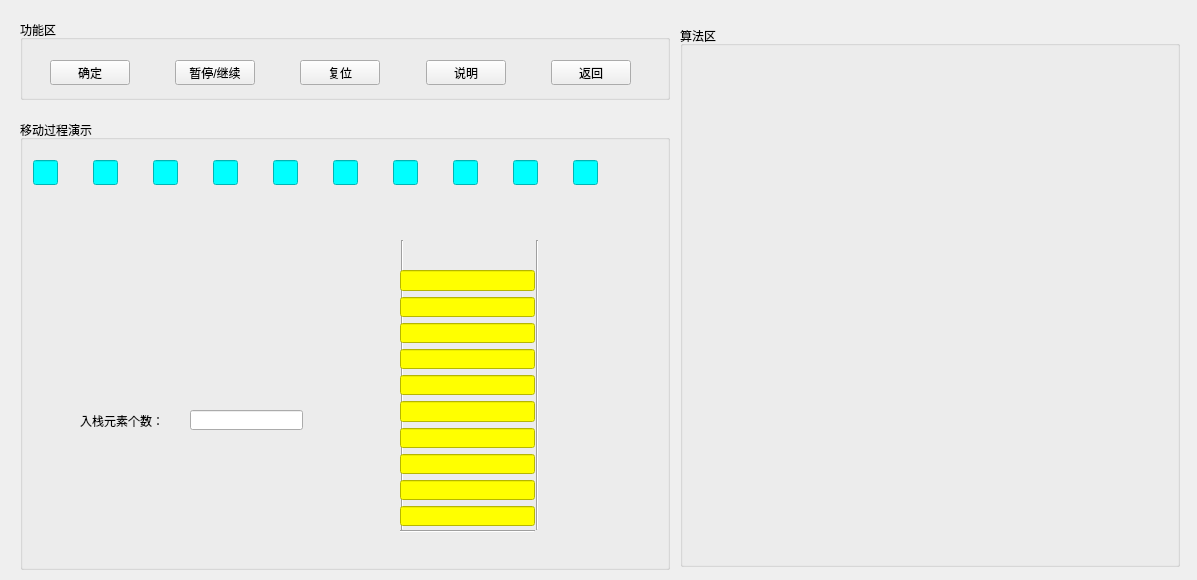
The window that stackinview.ui (Billxkk/-) describes before a commit, drawn with Qt 5.
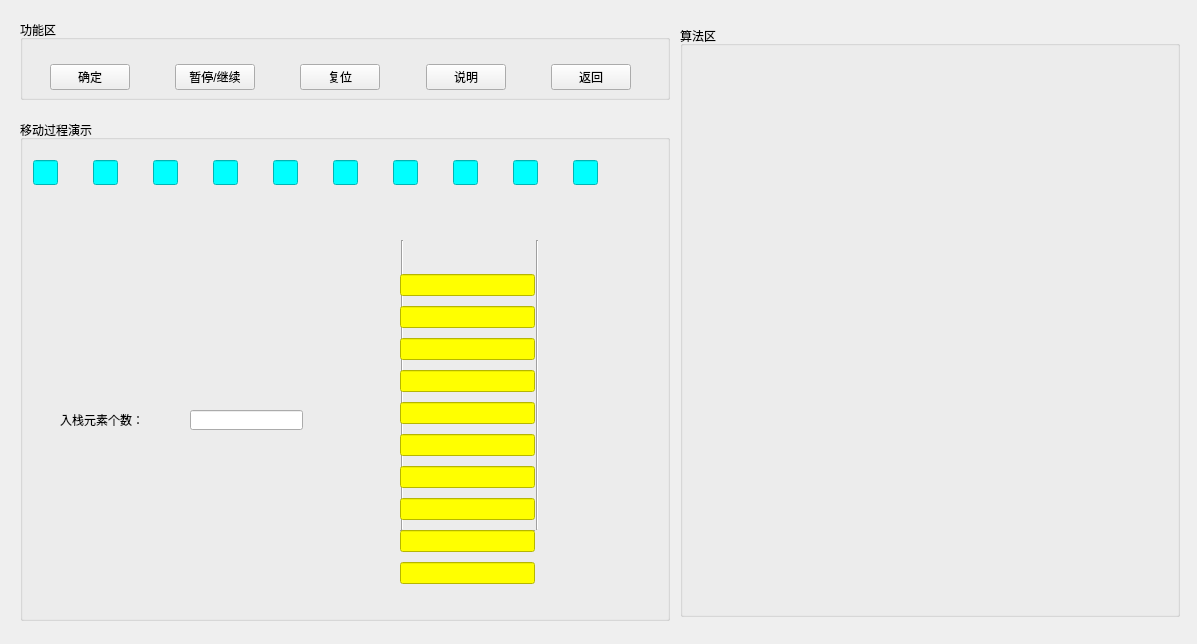
The same window after the commit.

Diff of the .ui file:
```diff
--- a/stackinview.ui
+++ b/stackinview.ui
@@ -7,7 +7,7 @@
     <x>0</x>
     <y>0</y>
     <width>1197</width>
-    <height>580</height>
+    <height>644</height>
    </rect>
   </property>
   <property name="windowTitle">
@@ -19,9 +19,12 @@
      <x>20</x>
      <y>120</y>
      <width>650</width>
-     <height>450</height>
+     <height>501</height>
     </rect>
    </property>
+   <property name="styleSheet">
+    <string notr="true">font: 75 12pt &quot;Microsoft YaHei UI&quot;;</string>
+   </property>
    <property name="title">
     <string>移动过程演示</string>
    </property>
@@ -201,10 +204,10 @@
    <widget class="QLabel" name="label">
     <property name="geometry">
      <rect>
-      <x>60</x>
-      <y>295</y>
-      <width>80</width>
-      <height>12</height>
+      <x>40</x>
+      <y>290</y>
+      <width>111</width>
+      <height>20</height>
      </rect>
     </property>
     <property name="text">
@@ -256,7 +259,7 @@
       <x>380</x>
       <y>150</y>
       <width>135</width>
-      <height>256</height>
+      <height>326</height>
      </rect>
     </property>
     <layout class="QVBoxLayout" name="verticalLayout">
@@ -372,6 +375,9 @@
      <height>80</height>
     </rect>
    </property>
+   <property name="styleSheet">
+    <string notr="true">font: 14pt &quot;微软雅黑&quot;;</string>
+   </property>
    <property name="title">
     <string>功能区</string>
    </property>
@@ -381,7 +387,7 @@
       <x>30</x>
       <y>40</y>
       <width>581</width>
-      <height>25</height>
+      <height>35</height>
      </rect>
     </property>
     <layout class="QHBoxLayout" name="horizontalLayout">
@@ -481,7 +487,7 @@
      <x>680</x>
      <y>26</y>
      <width>500</width>
-     <height>541</height>
+     <height>591</height>
     </rect>
    </property>
    <property name="title">
```
